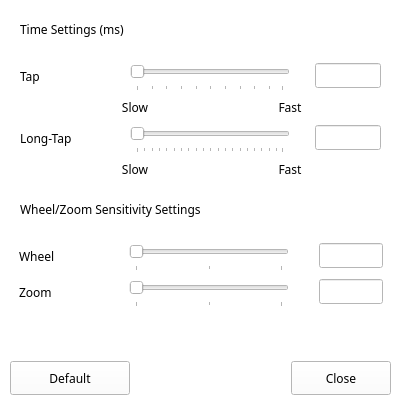
Above: T3kCfg/QTouchSettingWidget.ui from habilience/habilience-t3ksensor-tools before the change. Below: the same form after it.
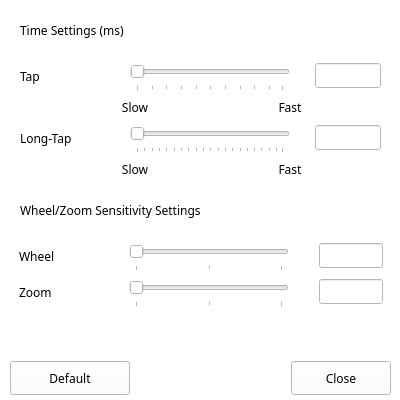
That is the form after the change. Icons and pictures are not drawn. Custom widgets are drawn as their Qt base class.

Patch:
```diff
--- a/T3kCfg/QTouchSettingWidget.ui
+++ b/T3kCfg/QTouchSettingWidget.ui
@@ -446,7 +446,7 @@
      <x>20</x>
      <y>20</y>
      <width>360</width>
-     <height>18</height>
+     <height>20</height>
     </rect>
    </property>
    <property name="text">
@@ -459,7 +459,7 @@
      <x>20</x>
      <y>200</y>
      <width>360</width>
-     <height>18</height>
+     <height>20</height>
     </rect>
    </property>
    <property name="text">
```
